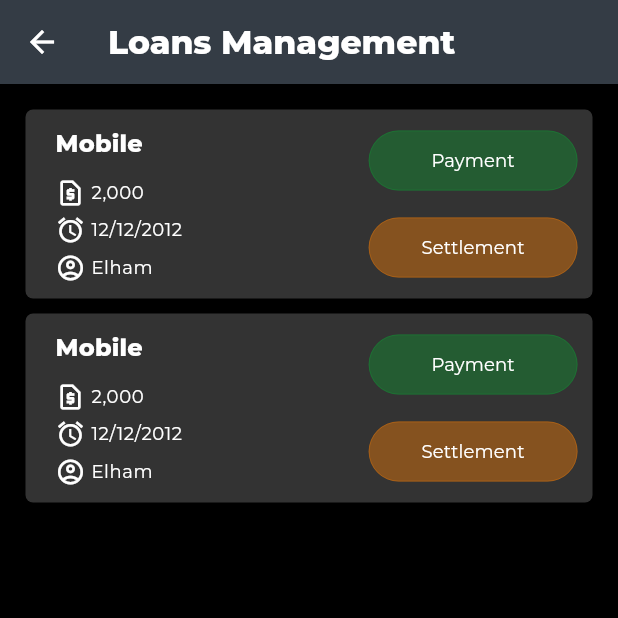
After one commit to elhamChatrabnoos/spider, a Flutter app: the LoansManagementPage screen opened directly, on a phone screen of 412 x 824 dp, the top half of it. The commit adds this screen. Run offline on Flutter 3.47's test engine with Material 3 defaults, Android fonts, the phone set to English and light mode, and no system bars; our stand-ins replace cached_network_image, device_info_plus, dio, flutter_svg, flutter_tts, get and 8 more; accounts and stored records are empty; network calls fail.

Commit message:
set loan page management

```diff
--- a/lib/app/config/app_theme.dart
+++ b/lib/app/config/app_theme.dart
@@ -2,15 +2,6 @@ import 'package:flutter/material.dart';
 import 'package:google_fonts/google_fonts.dart';
 
 class AppTheme {
-  // static const Color primary = Color(0xFFFFEA00);
-  // static const Color onPrimary = Color(0xFFFFFFFF);
-  // static const primaryContainer = Color(0xff8d8d8d);
-  // static const onPrimaryContainer = Color(0xff4b4b4b);
-  // static const secondary = Color(0xff343C45);
-  // static const onSurface = Color(0xFFFFFFFF);
-  // static const tertiary = Color(0xFF000000);
-  // static const onTertiary = Color(0xFFFFFFFF);
-
 
   static const Color primary = Color(0xFFFFEA00);
   static const Color onPrimary = Color(0xFF000000);
@@ -21,6 +12,10 @@ class AppTheme {
   static const surface = Color(0xff343C45);
   static const onSurface = Color(0xFFFFFFFF);
   static const tertiary = Color(0xff555559);
+  static const Color red = Color(0xFFFF0008);
+  static const Color green = Color(0xFF00BD31);
+  static const Color orange = Color(0xFFFF8000);
+
 
   static const double textInputRadius = 16;
 
--- a/lib/app/widgets/custom_button.dart
+++ b/lib/app/widgets/custom_button.dart
@@ -62,7 +62,9 @@ class CustomButton extends StatelessWidget {
             RoundedRectangleBorder(
               borderRadius: BorderRadius.circular(borderRadius ?? 3),
               side: BorderSide(
-                color: borderColor ?? buttonColor ?? Theme.of(context).colorScheme.primary,
+                color: borderColor ??
+                    buttonColor ??
+                    Theme.of(context).colorScheme.primary,
                 width: borderWidth ?? 0.5,
               ),
             ),
@@ -76,10 +78,12 @@ class CustomButton extends StatelessWidget {
                     right: paddingLeftRight ?? 10,
                   ),
                 )
-              : WidgetStateProperty.all(EdgeInsets.all(paddingSize ?? 10)),
+              // : WidgetStateProperty.all(EdgeInsets.all(paddingSize ?? 10)),
+              : null,
           alignment: Alignment.center,
           backgroundColor: enabled!
-              ? WidgetStateProperty.all(buttonColor ??  Theme.of(context).colorScheme.primary)
+              ? WidgetStateProperty.all(
+                  buttonColor ?? Theme.of(context).colorScheme.primary)
               : WidgetStateProperty.all(buttonColor?.withOpacity(0.5) ??
                   Colors.grey.withOpacity(0.5)),
         ),
@@ -90,9 +94,12 @@ class CustomButton extends StatelessWidget {
                 width: 20,
                 child: CircularProgressIndicator(color: Colors.white))
             : Container(
+                alignment: Alignment.center,
                 padding: EdgeInsets.zero,
+                child: Center(
                   child: widget ??
                       Text(
+                        textAlign: TextAlign.center,
                         text,
                         style: textStyle ??
                             TextStyle(
@@ -102,6 +109,7 @@ class CustomButton extends StatelessWidget {
                       ),
                 ),
               ),
+      ),
     );
   }
 }
--- /dev/null
+++ b/lib/app/widgets/row_info_widget.dart
@@ -0,0 +1,39 @@
+import 'package:flutter/material.dart';
+
+class RowInfoWidget extends StatelessWidget {
+  const RowInfoWidget({
+    super.key,
+    required this.title,
+    required this.value,
+    this.textStyle,
+    this.icon,
+  });
+
+  final String title;
+  final String value;
+  final TextStyle? textStyle;
+  final Widget? icon;
+
+  @override
+  Widget build(BuildContext context) {
+    return Row(
+      mainAxisAlignment: MainAxisAlignment.start,
+      crossAxisAlignment: CrossAxisAlignment.center,
+      children: [
+        icon ?? SizedBox(),
+        Text('$title ',
+            style: textStyle ??
+                Theme.of(context)
+                    .textTheme
+                    .labelMedium
+                    ?.copyWith(fontWeight: FontWeight.w500)),
+        Expanded(
+          child: Text(
+              overflow: TextOverflow.ellipsis,
+              value,
+              style: Theme.of(context).textTheme.bodySmall),
+        ),
+      ],
+    );
+  }
+}
--- /dev/null
+++ b/lib/features/loans/models/loans_response.dart
@@ -0,0 +1,7 @@
+class LoanResponse{
+
+}
+
+class LoanModel{
+
+}
--- /dev/null
+++ b/lib/features/loans/views/pages/loans_management_page.dart
@@ -0,0 +1,22 @@
+import 'package:flutter/material.dart';
+import 'package:sockettest/features/loans/models/loans_response.dart';
+import 'package:sockettest/features/loans/views/widgets/loan_item.dart';
+
+class LoansManagementPage extends StatelessWidget {
+  const LoansManagementPage({super.key});
+
+  @override
+  Widget build(BuildContext context) {
+    return Scaffold(
+      appBar: AppBar(title: Text('Loans Management')),
+      body: ListView.builder(
+        padding: EdgeInsets.all(12),
+        shrinkWrap: true,
+        itemCount: 2,
+        itemBuilder: (context, index) {
+          return LoanItem(loanItem: LoanModel());
+        },
+      ),
+    );
+  }
+}
--- /dev/null
+++ b/lib/features/loans/views/widgets/loan_item.dart
@@ -0,0 +1,105 @@
+import 'package:flutter/material.dart';
+import 'package:intl/intl.dart';
+import 'package:sockettest/app/config/app_theme.dart';
+import 'package:sockettest/app/widgets/custom_button.dart';
+import 'package:sockettest/app/widgets/row_info_widget.dart';
+import 'package:sockettest/app/widgets/user_name_widget.dart';
+import 'package:sockettest/features/loans/models/loans_response.dart';
+
+class LoanItem extends StatelessWidget {
+  const LoanItem({super.key, required this.loanItem});
+
+  final LoanModel loanItem;
+
+  @override
+  Widget build(BuildContext context) {
+    return Container(
+      padding: EdgeInsets.all(10),
+      margin: EdgeInsets.all(5),
+      decoration: BoxDecoration(
+        color: Theme.of(context).colorScheme.onSecondary.withValues(alpha: 0.2),
+        borderRadius: BorderRadius.circular(5),
+      ),
+      child: Column(
+        spacing: 10,
+        children: [
+          Row(
+            crossAxisAlignment: CrossAxisAlignment.center,
+            mainAxisAlignment: MainAxisAlignment.start,
+            children: [
+              SizedBox(width: 10),
+              Expanded(
+                flex: 3,
+                child: Column(
+                  spacing: 5,
+                  crossAxisAlignment: CrossAxisAlignment.start,
+                  children: [
+                    RowInfoWidget(
+                      title: 'Mobile',
+                      value: '',
+                      textStyle: Theme.of(context).textTheme.titleMedium,
+                    ),
+                    SizedBox(height: 1),
+                    RowInfoWidget(
+                      icon: Icon(
+                        Icons.request_page_outlined,
+                        color: Theme.of(context).colorScheme.onSecondary,
+                        size: 20,
+                      ),
+                      title: '',
+                      value: NumberFormat('#,##0', 'en_US')
+                          .format(2000)
+                          .toString(),
+                    ),
+                    RowInfoWidget(
+                      title: '',
+                      value: '12/12/2012',
+                      icon: Icon(
+                        Icons.access_alarm,
+                        color: Theme.of(context).colorScheme.onSecondary,
+                        size: 20,
+                      ),
+                    ),
+                    RowInfoWidget(
+                      title: '',
+                      value: 'Elham',
+                      icon: Icon(
+                        Icons.account_circle_outlined,
+                        color: Theme.of(context).colorScheme.onSecondary,
+                        size: 20,
+                      ),
+                    ),
+                  ],
+                ),
+              ),
+              Expanded(
+                flex: 2,
+                child: Column(
+                  spacing: 10,
+                  crossAxisAlignment: CrossAxisAlignment.end,
+                  children: [
+                    CustomButton(
+                      width: 0,
+                      text: 'Payment',
+                      borderRadius: 50,
+                      buttonColor: AppTheme.green.withValues(alpha: 0.3),
+                      textSize: 12,
+                    ),
+                    CustomButton(
+                      width: 0,
+                      text: 'Settlement',
+                      borderRadius: 50,
+                      buttonColor: AppTheme.orange.withValues(alpha: 0.4),
+                      textSize: 12,
+                    ),
+                  ],
+                ),
+              ),
+              // UserNameWidget(userName: 'elham'),
+            ],
+          ),
+        ],
+      ),
+    );
+  }
+}
--- a/lib/features/main/controllers/main_page_controller.dart
+++ b/lib/features/main/controllers/main_page_controller.dart
@@ -1,8 +1,7 @@
 import 'package:get/get.dart';
 
 class MainPageController extends GetxController {
-  // tabs
-  int currentBottomTabIndex = 1;
+  int currentBottomTabIndex = 2;
 
   void Function() onTapNavItem(int index) {
     return () {
--- a/lib/features/main/views/pages/main_page.dart
+++ b/lib/features/main/views/pages/main_page.dart
@@ -4,6 +4,7 @@ import 'package:sockettest/app/widgets/my_bottom_tab_bar_widget.dart';
 import 'package:sockettest/features/accounting/views/pages/accounting_page.dart';
 import 'package:sockettest/features/accounts/views/pages/accounts_page.dart';
 import 'package:sockettest/features/home/views/pages/home_page.dart';
+import 'package:sockettest/features/loans/views/pages/loans_management_page.dart';
 import 'package:sockettest/features/main/controllers/main_page_controller.dart';
 
 class MainPage extends GetView<MainPageController> {
@@ -14,7 +15,7 @@ class MainPage extends GetView<MainPageController> {
   final List<Widget> _tabs = [
     HomePage(key: PageStorageKey<String>('page1')),
     AccountingPage(key: PageStorageKey<String>('page2')),
-    const AccountsPage(key: PageStorageKey<String>('page3')),
+    const LoansManagementPage(key: PageStorageKey<String>('page3')),
     const SizedBox(key: PageStorageKey<String>('page4'))
   ];
   final PageStorageBucket bucket = PageStorageBucket();
```
Also changed, not shown: lib/app/widgets/user_name_widget.dart (added, +27 -0 lines), lib/features/accounting/views/pages/accounting_page.dart (+49 -9 lines), lib/features/accounting/views/widgets/box_widget.dart (+23 -6 lines), lib/features/accounting/views/widgets/transaction_item.dart (+16 -49 lines). Lines whose indentation alone changed are shown as unchanged.
